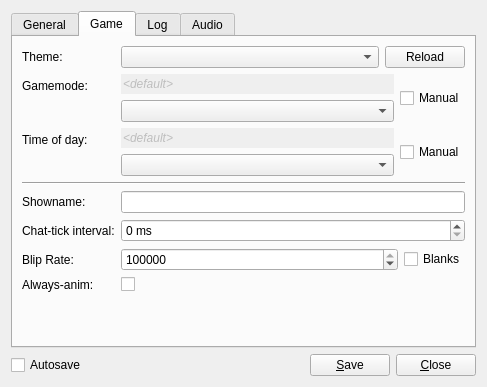
Before: the Qt Designer form res/ui/config_panel.ui in lambdcalculus/AO2-Client, drawn with Qt 5.
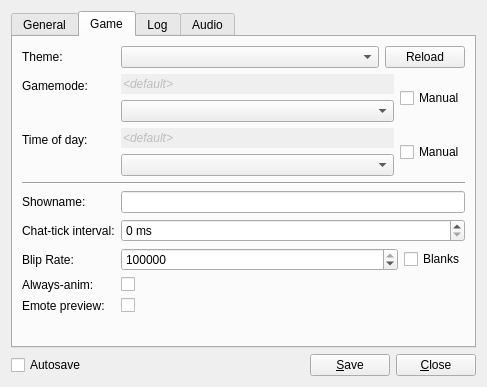
After: the same form once the commit is applied.

Commit message: Add emote preview toggle

What changed in the file:
```diff
--- a/res/ui/config_panel.ui
+++ b/res/ui/config_panel.ui
@@ -409,7 +409,7 @@
          </property>
         </widget>
        </item>
-       <item row="8" column="1">
+       <item row="10" column="1">
         <spacer name="verticalSpacer">
          <property name="orientation">
           <enum>Qt::Vertical</enum>
@@ -422,6 +422,20 @@
          </property>
         </spacer>
        </item>
+       <item row="8" column="1">
+        <widget class="QCheckBox" name="emote_preview">
+         <property name="text">
+          <string/>
+         </property>
+        </widget>
+       </item>
+       <item row="8" column="0">
+        <widget class="QLabel" name="emote_preview_label">
+         <property name="text">
+          <string>Emote preview:</string>
+         </property>
+        </widget>
+       </item>
       </layout>
      </widget>
      <widget class="QWidget" name="tab_8">
```
The commit also changes 5 other files.
